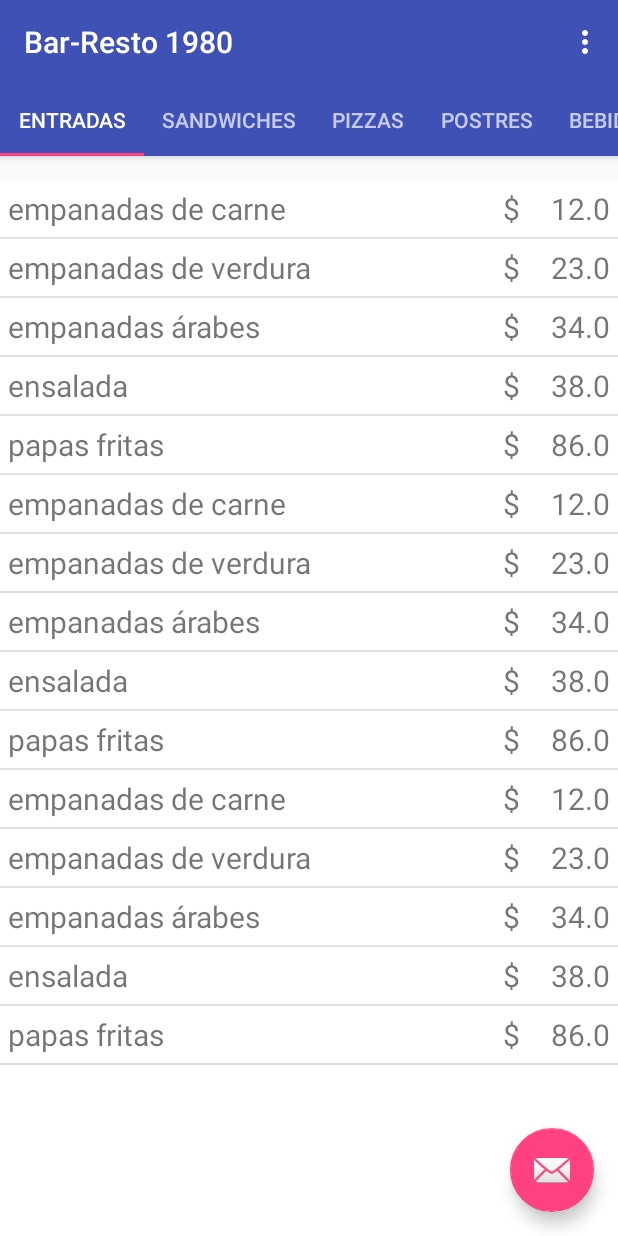
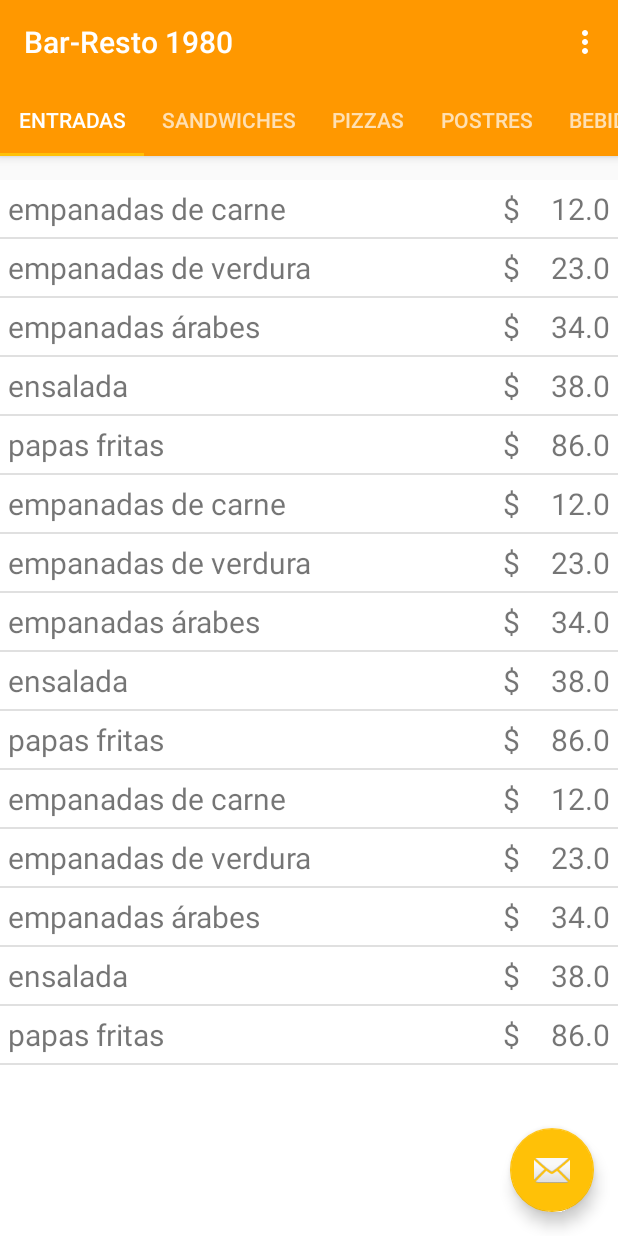
Before and after one commit to emigioria/HeyMozo, an Android app: the screen it shows after launch (CartaActivity), after a tap on "NO TENGO UN CÓDIGO QR", on a phone screen of 412 x 824 dp. Run offline under Robolectric (Android 15) with nearby library versions, the phone set to English and light mode, and no system bars; 2 statements that could not run were skipped.

Commit message:
Agregado ícono y cambiado esquema de colores para matchear

```diff
--- a/app/src/main/java/ar/edu/utn/frsf/isi/dam/del2016/heymozo/notifications/MyFirebaseMessagingService.java
+++ b/app/src/main/java/ar/edu/utn/frsf/isi/dam/del2016/heymozo/notifications/MyFirebaseMessagingService.java
@@ -11,6 +11,7 @@ import android.support.v7.app.NotificationCompat;
 import com.google.firebase.messaging.RemoteMessage;
 
 import ar.edu.utn.frsf.isi.dam.del2016.heymozo.MainActivity;
+import ar.edu.utn.frsf.isi.dam.del2016.heymozo.R;
 
 /**
  * Created by daniel on 23/01/17.
@@ -27,8 +28,7 @@ public class MyFirebaseMessagingService extends com.google.firebase.messaging.Fi
 	private void sendNotification(String messageTitle,String messageBody) {
 	android.support.v4.app.NotificationCompat.Builder mBuilder =
 				new NotificationCompat.Builder(this)
-						//TODO agregar ícono
-						//.setSmallIcon(R.drawable.ic_stat_name)
+						.setSmallIcon(R.drawable.ic_stat_name)
 						.setContentTitle(messageTitle)
 						.setLights(Color.argb(1, 255, 128, 0), 100, 0)
 						.setVibrate(new long[] { 1000, 1000})
--- a/app/src/main/res/values/colors.xml
+++ b/app/src/main/res/values/colors.xml
@@ -1,9 +1,9 @@
 <?xml version="1.0" encoding="utf-8"?>
 <resources>
 
-    <color name="colorPrimary">#3F51B5</color>
-    <color name="colorPrimaryDark">#303F9F</color>
-    <color name="colorAccent">#FF4081</color>
+    <color name="colorPrimary">#FF9800</color>
+    <color name="colorPrimaryDark">#F57C00</color>
+    <color name="colorAccent">#FFC107</color>
 
     <item name="white" type="color">#ffffff</item>
     <item name="productoSeleccionado" type="color">#94ede4</item>
@@ -18,4 +18,5 @@
     <item name="darkorange" type="color">#FFFF8800</item>
     <item name="darkred" type="color">#FFCC0000</item>
 
+
 </resources>
```
Also changed, not shown: app/src/main/ic_launcher-web.png (added), app/src/main/res/drawable-hdpi-v11/ic_stat_name.png (added), app/src/main/res/drawable-hdpi-v9/ic_stat_name.png (added), app/src/main/res/drawable-hdpi/ic_stat_name.png (added), app/src/main/res/drawable-mdpi-v11/ic_stat_name.png (added), app/src/main/res/drawable-mdpi-v9/ic_stat_name.png (added), app/src/main/res/drawable-mdpi/ic_stat_name.png (added), app/src/main/res/drawable-xhdpi-v11/ic_stat_name.png (added), app/src/main/res/drawable-xhdpi-v9/ic_stat_name.png (added), app/src/main/res/drawable-xhdpi/ic_stat_name.png (added), app/src/main/res/drawable-xxhdpi-v11/ic_stat_name.png (added), app/src/main/res/drawable-xxhdpi-v9/ic_stat_name.png (added), app/src/main/res/drawable-xxhdpi/ic_stat_name.png (added), app/src/main/res/mipmap-hdpi/ic_launcher.png, 4 more files.
